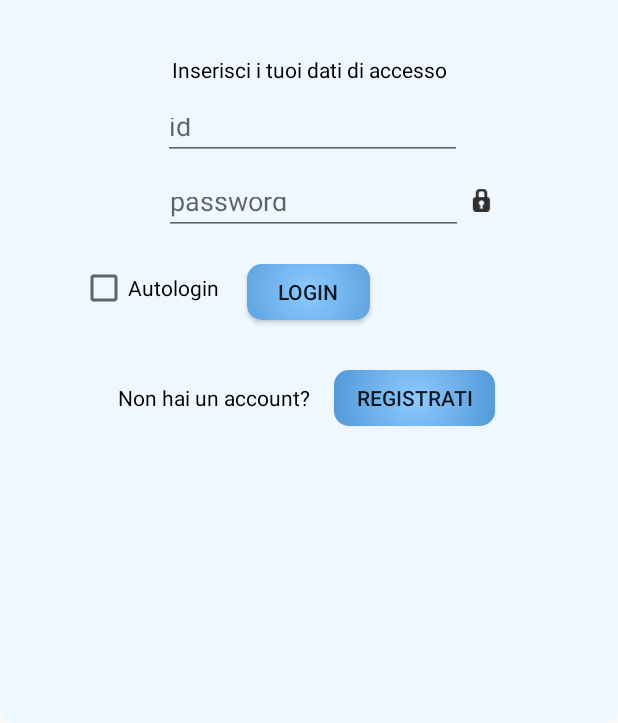
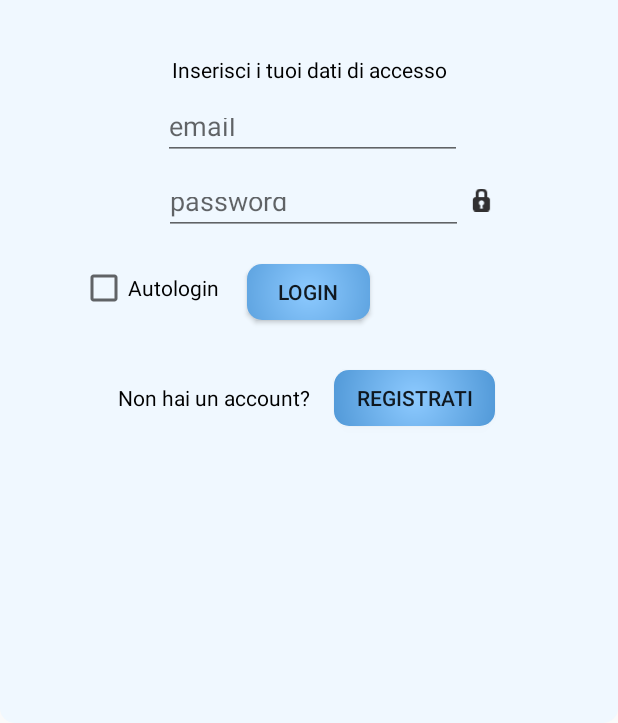
Before and after one commit to DiegoDc33/ReservationApp, an Android app: the register_fragment screen opened through its navigation route, after a tap on an icon or button, on a phone screen of 412 x 824 dp, the part 513-1236 px from its top. Run offline under Robolectric (Android 15) with nearby library versions, the phone set to English and light mode, and no system bars; our stand-ins replace Firebase (no records; nobody signed in at launch, a user with empty details on screens opened directly); 1 other tap on this screen came first.

Commit message:
implementazione login con errore ho tolto reindirizzamento al frament menu perchè all'avvio bypassava schermata login login fallito anche con dati corretti

```diff
--- a/app/build.gradle
+++ b/app/build.gradle
@@ -10,7 +10,8 @@ android {
     defaultConfig {
         applicationId "com.example.myapplication"
         minSdkVersion 16
-        multiDexEnabled true //Cannot fit requested classes in a single dex file (# methods: 66767 > 65536)
+        multiDexEnabled true
+        //Cannot fit requested classes in a single dex file (# methods: 66767 > 65536)
         targetSdkVersion 29
         versionCode 1
         versionName "1.0"
--- a/app/src/main/res/layout/fragment_login.xml
+++ b/app/src/main/res/layout/fragment_login.xml
@@ -67,7 +67,7 @@
         android:layout_marginEnd="8dp"
         android:layout_marginRight="8dp"
         android:ems="10"
-        android:hint="id"
+        android:hint="email"
         android:inputType="textPersonName"
         app:layout_constraintBottom_toBottomOf="parent"
         app:layout_constraintEnd_toEndOf="parent"
--- a/app/src/main/res/navigation/nav_graph.xml
+++ b/app/src/main/res/navigation/nav_graph.xml
@@ -13,6 +13,9 @@
         <action
             android:id="@+id/action_login_fragment_to_register_fragment"
             app:destination="@id/register_fragment" />
+        <action
+            android:id="@+id/action_login_fragment_to_menu_fragment"
+            app:destination="@id/menu_fragment" />
     </fragment>
     <fragment
         android:id="@+id/register_fragment"
@@ -23,4 +26,9 @@
             android:id="@+id/action_register_fragment_to_login_fragment"
             app:destination="@id/login_fragment" />
     </fragment>
+    <fragment
+        android:id="@+id/menu_fragment"
+        android:name="com.example.myapplication.menu_fragment"
+        android:label="fragment_menu"
+        tools:layout="@layout/fragment_menu" />
 </navigation>
```
Also changed, not shown: app/src/main/java/com/example/myapplication/login_fragment.kt (+63 -3 lines), app/src/main/java/com/example/myapplication/menu_fragment.kt (added, +22 -0 lines), app/src/main/res/layout/fragment_menu.xml (added, +15 -0 lines).
